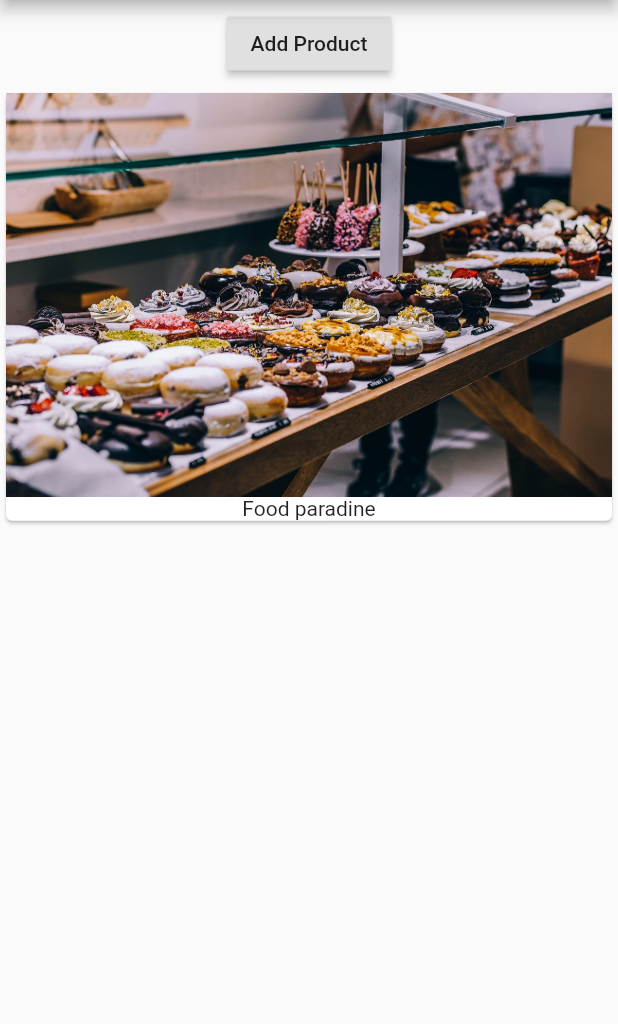
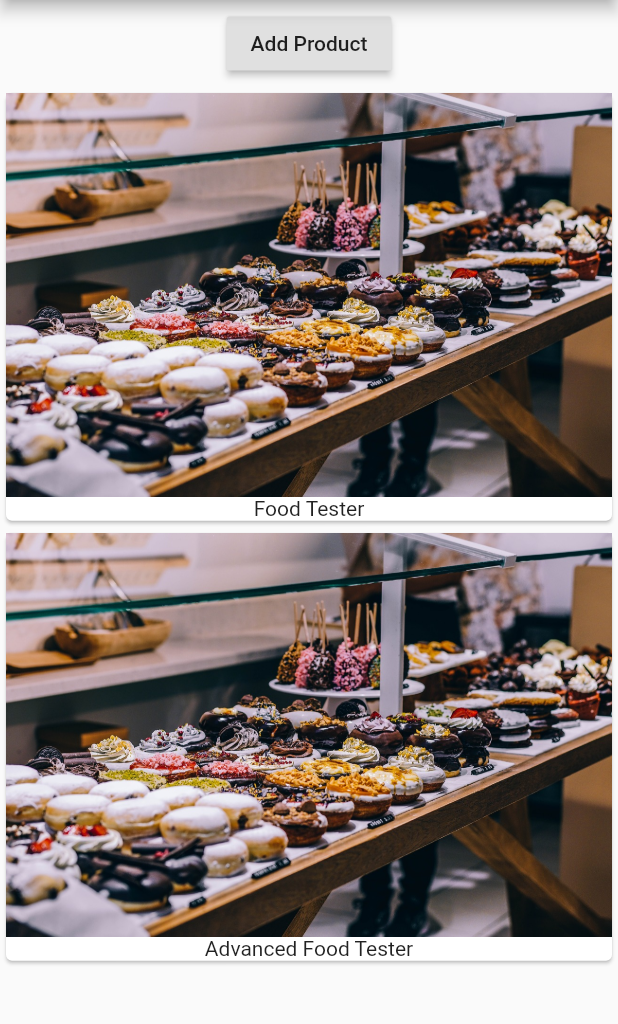
Before and after one commit to bankjirapan/FlutterFirstApp, a Flutter app: the screen it shows after launch, after a tap on "Add Product", on a phone screen of 412 x 824 dp, the part 84-1108 px from its top. Run offline on Flutter 3.47's test engine with Material 2 defaults, Android fonts, the phone set to English and light mode, and no system bars.

Commit message:
[ EDIT ] Add Array and card show

```diff
--- a/flutterfirstapp/lib/main.dart
+++ b/flutterfirstapp/lib/main.dart
@@ -5,13 +5,14 @@ void main() => runApp(MyFirstApp());
 class MyFirstApp extends StatefulWidget {
   @override
   State<StatefulWidget> createState() {
-
     //TODO : implements create state
     return _MyFirstAppState();
   }
 }
 
 class _MyFirstAppState extends State<MyFirstApp> {
+  List<String> _products = ["Food Tester"];
+
   @override
   Widget build(BuildContext context) {
     return MaterialApp(
@@ -25,16 +26,25 @@ class _MyFirstAppState extends State<MyFirstApp> {
               margin: EdgeInsets.all(5.0),
               child: RaisedButton(
                 child: Text('Add Product'),
-                onPressed: () {},
+                onPressed: () {
+                  setState(() {
+                    _products.add('Advanced Food Tester');
+                    print(_products);
+                  });
+                },
               ),
             ),
-            Card(
-              child: Column(
-                children: <Widget>[
-                  Image.asset('assets/food.jpg'),
-                  Text("Food paradine")
-                ],
-              ),
+            Column(
+              children: _products
+                  .map((element) => Card(
+                        child: Column(
+                          children: <Widget>[
+                            Image.asset('assets/food.jpg'),
+                            Text(element)
+                          ],
+                        ),
+                      ))
+                  .toList(),
             ),
           ],
         ),
```
